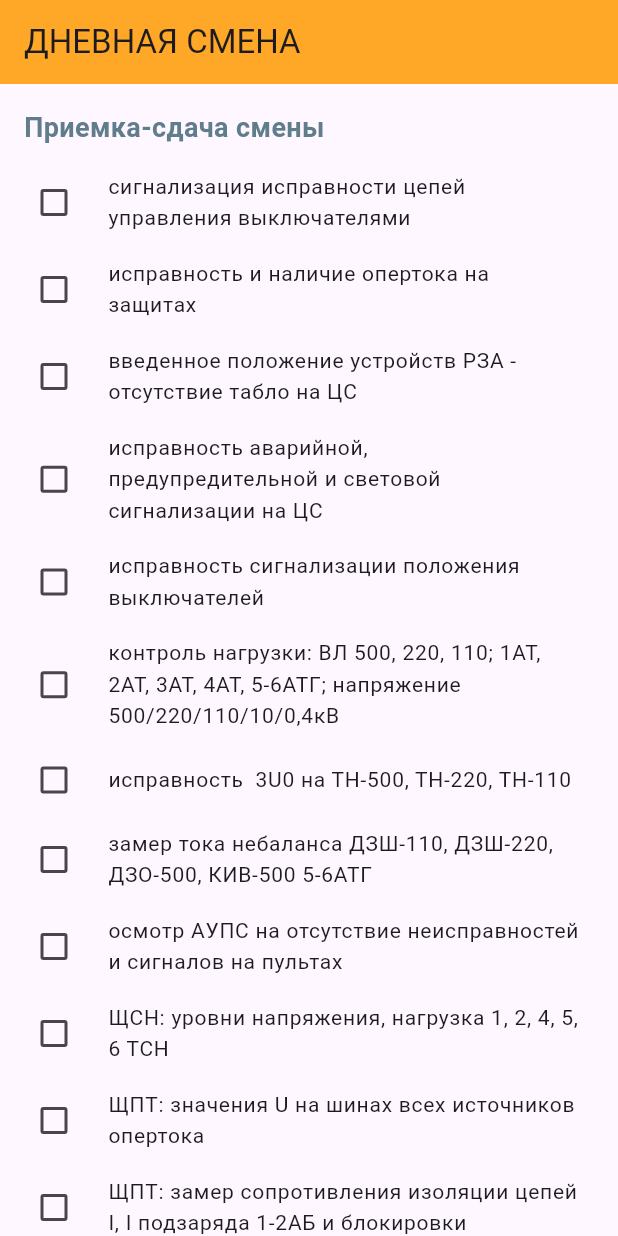
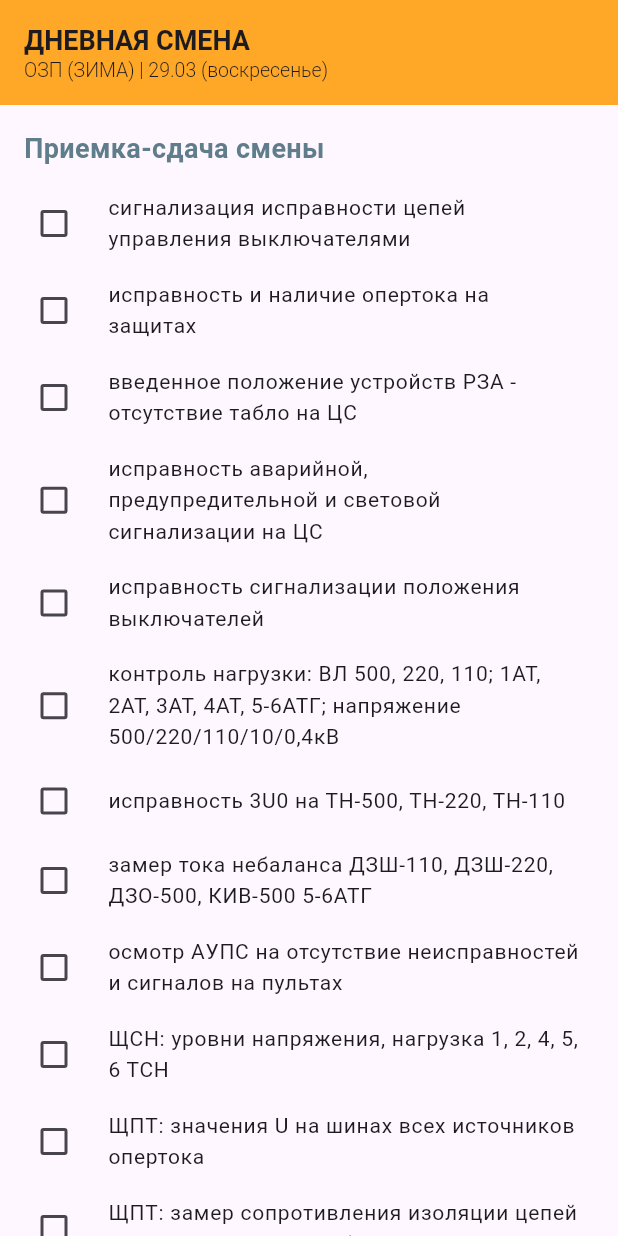
Before and after one commit to virza1998/timetable, a Flutter app: the screen it shows after launch, on a phone screen of 412 x 824 dp. Run offline on Flutter 3.47's test engine with Material 3 defaults, Android fonts, the phone set to English and light mode, and no system bars.

Commit message:
Update main.dart

```diff
--- a/lib/main.dart
+++ b/lib/main.dart
@@ -1,7 +1,12 @@
 import 'package:flutter/material.dart';
 import 'package:intl/intl.dart';
+import 'package:intl/date_symbol_data_local.dart'; // Для русского языка
 
-void main() => runApp(const MaterialApp(home: TodoApp()));
+void main() async {
+  // Инициализируем локализацию, чтобы дни недели были на русском
+  await initializeDateFormatting('ru_RU', null);
+  runApp(const MaterialApp(home: TodoApp()));
+}
 
 class TodoApp extends StatefulWidget {
   const TodoApp({super.key});
@@ -11,7 +16,6 @@ class TodoApp extends StatefulWidget {
 }
 
 class _TodoAppState extends State<TodoApp> {
-  // Хранилище для состояний галочек
   Map<String, bool> checkStates = {};
 
   @override
@@ -20,11 +24,14 @@ class _TodoAppState extends State<TodoApp> {
     int hour = now.hour;
     int month = now.month;
 
-    // Определяем смену и сезон
     bool isDay = hour >= 8 && hour < 20;
     bool isWinter = month >= 10 || month <= 4;
 
-    // Списки задач: Приемка-сдача смены
+    // Формируем данные для плашки сверху
+    String shiftTitle = isDay ? "ДНЕВНАЯ СМЕНА" : "НОЧНАЯ СМЕНА";
+    String seasonInfo = isWinter ? "ОЗП (ЗИМА)" : "ЛЕТО";
+    String dateInfo = DateFormat('dd.MM (EEEE)', 'ru_RU').format(now);
+
     List<String> receptionTasks = [
       "сигнализация исправности цепей управления выключателями",
       "исправность и наличие опертока на защитах",
@@ -32,7 +39,7 @@ class _TodoAppState extends State<TodoApp> {
       "исправность аварийной, предупредительной и световой сигнализации на ЦС",
       "исправность сигнализации положения выключателей",
       "контроль нагрузки: ВЛ 500, 220, 110; 1АТ, 2АТ, 3АТ, 4АТ, 5-6АТГ; напряжение 500/220/110/10/0,4кВ",
-      "исправность  3U0 на ТН-500, ТН-220, ТН-110",
+      "исправность 3U0 на ТН-500, ТН-220, ТН-110",
       "замер тока небаланса ДЗШ-110, ДЗШ-220, ДЗО-500, КИВ-500 5-6АТГ",
       "осмотр АУПС на отсутствие неисправностей и сигналов на пультах",
       "ЩСН: уровни напряжения, нагрузка 1, 2, 4, 5, 6 ТСН",
@@ -48,14 +55,12 @@ class _TodoAppState extends State<TodoApp> {
       "Проверка схем: АРМ, макет ПС, водоснабжение и пожаротушение"
     ];
 
-    // Ежесменные осмотры
     List<String> periodicTasks = [
       "Панели управления, ЦС, РЗА, АСУТП, ТМ, ТС, учета",
       "1ЩСН, 1АБ, 2АБ, ЩПТ, помещения ОПУ",
       "1-2ПЖТ, 1-3КПЗ, 1-2 скважины, 2ЩСН, ЗРП, ЗПП"
     ];
 
-    // Добавляем специфические задачи по времени и сезону
     if (isDay) {
       periodicTasks.insert(0, "ОСМОТР: 5АТГ, 6АТГ, 1АТ, 2АТ, 3АТ, 4АТ");
       if (isWinter) periodicTasks.add("ДГУ: контроль работы обогрев. устройств");
@@ -65,7 +70,14 @@ class _TodoAppState extends State<TodoApp> {
 
     return Scaffold(
       appBar: AppBar(
-        title: Text(isDay ? "ДНЕВНАЯ СМЕНА" : "НОЧНАЯ СМЕНА"),
+        toolbarHeight: 70, // Увеличили высоту для двух строк
+        title: Column(
+          crossAxisAlignment: CrossAxisAlignment.start,
+          children: [
+            Text(shiftTitle, style: const TextStyle(fontSize: 18, fontWeight: FontWeight.bold)),
+            Text("$seasonInfo | $dateInfo", style: const TextStyle(fontSize: 13, fontWeight: FontWeight.w300)),
+          ],
+        ),
         backgroundColor: isDay ? Colors.orange[400] : Colors.indigo[700],
       ),
       body: SingleChildScrollView(
```
